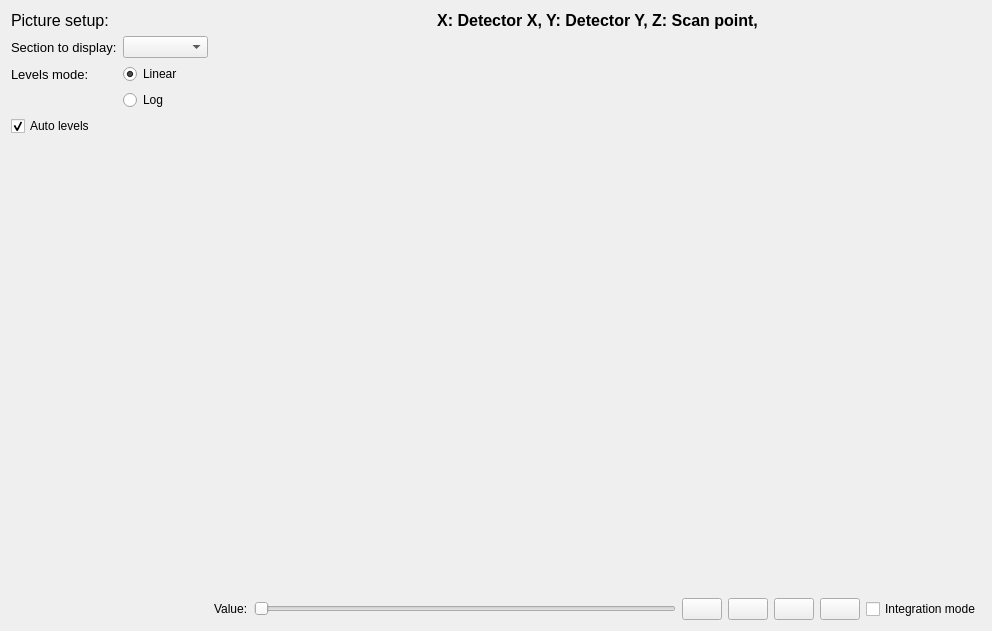
Before: the Qt Designer form src/uis/frame_view.ui in yamedvedya/data_viewer, drawn with Qt 5.
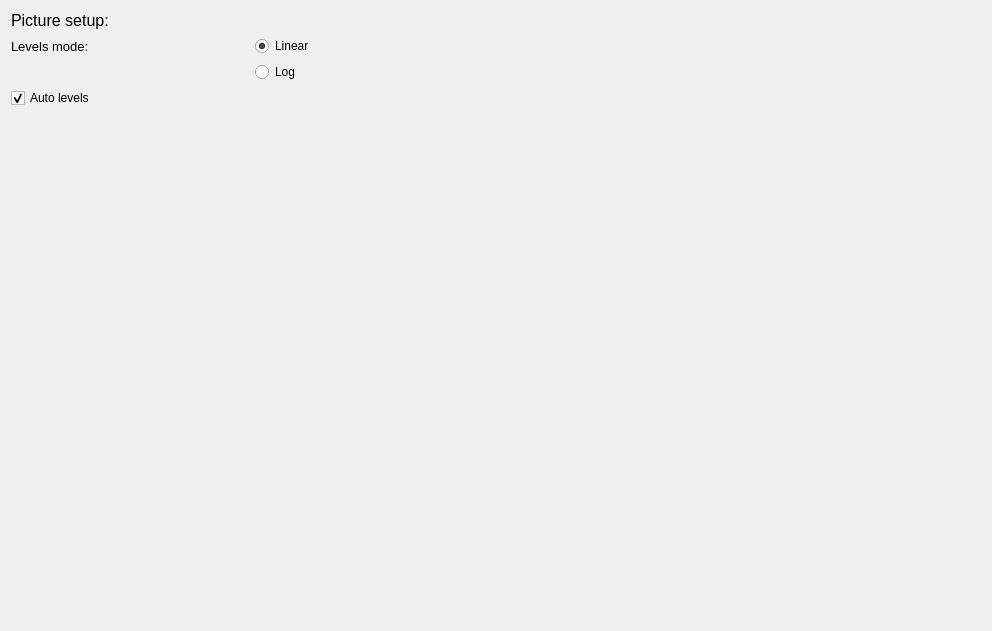
After: the same form once the commit is applied. Icons and pictures are not drawn.

What changed in the file:
```diff
--- a/src/uis/frame_view.ui
+++ b/src/uis/frame_view.ui
@@ -18,7 +18,7 @@
     <layout class="QHBoxLayout" name="horizontalLayout">
      <item>
       <layout class="QGridLayout" name="g_layout">
-       <item row="2" column="1">
+       <item row="1" column="1">
         <widget class="QRadioButton" name="rb_lin_level">
          <property name="text">
           <string>Linear</string>
@@ -31,35 +31,7 @@
          </attribute>
         </widget>
        </item>
-       <item row="3" column="1">
-        <widget class="QRadioButton" name="rb_log_level">
-         <property name="text">
-          <string>Log</string>
-         </property>
-         <attribute name="buttonGroup">
-          <string notr="true">bg_level</string>
-         </attribute>
-        </widget>
-       </item>
-       <item row="1" column="0">
-        <widget class="QLabel" name="label_3">
-         <property name="minimumSize">
-          <size>
-           <width>100</width>
-           <height>0</height>
-          </size>
-         </property>
-         <property name="font">
-          <font>
-           <pointsize>10</pointsize>
-          </font>
-         </property>
-         <property name="text">
-          <string>Section to display:</string>
-         </property>
-        </widget>
-       </item>
-       <item row="5" column="1">
+       <item row="4" column="1">
         <spacer name="verticalSpacer">
          <property name="orientation">
           <enum>Qt::Vertical</enum>
@@ -72,17 +44,29 @@
          </property>
         </spacer>
        </item>
-       <item row="1" column="1">
-        <widget class="QComboBox" name="cb_section">
-         <property name="minimumSize">
-          <size>
-           <width>85</width>
-           <height>0</height>
-          </size>
+       <item row="2" column="1">
+        <widget class="QRadioButton" name="rb_log_level">
+         <property name="text">
+          <string>Log</string>
          </property>
+         <attribute name="buttonGroup">
+          <string notr="true">bg_level</string>
+         </attribute>
         </widget>
        </item>
-       <item row="4" column="0">
+       <item row="0" column="0" colspan="2">
+        <widget class="QLabel" name="label_2">
+         <property name="font">
+          <font>
+           <pointsize>12</pointsize>
+          </font>
+         </property>
+         <property name="text">
+          <string>Picture setup:</string>
+         </property>
+        </widget>
+       </item>
+       <item row="3" column="0">
         <widget class="QCheckBox" name="chk_auto_levels">
          <property name="text">
           <string>Auto levels</string>
@@ -92,7 +76,7 @@
          </property>
         </widget>
        </item>
-       <item row="2" column="0">
+       <item row="1" column="0">
         <widget class="QLabel" name="label">
          <property name="font">
           <font>
@@ -104,36 +88,17 @@
          </property>
         </widget>
        </item>
-       <item row="0" column="0" colspan="2">
-        <widget class="QLabel" name="label_2">
-         <property name="font">
-          <font>
-           <pointsize>12</pointsize>
-          </font>
-         </property>
-         <property name="text">
-          <string>Picture setup:</string>
-         </property>
-        </widget>
-       </item>
       </layout>
      </item>
      <item>
       <layout class="QVBoxLayout" name="verticalLayout" stretch="0,1,0">
        <item>
-        <widget class="QLabel" name="lb_axes_captions">
-         <property name="font">
-          <font>
-           <pointsize>12</pointsize>
-           <weight>75</weight>
-           <bold>true</bold>
-          </font>
-         </property>
-         <property name="text">
-          <string>X: Detector X, Y: Detector Y, Z: Scan point,</string>
-         </property>
-         <property name="alignment">
-          <set>Qt::AlignCenter</set>
+        <widget class="QWidget" name="axis_selectors" native="true">
+         <property name="minimumSize">
+          <size>
+           <width>330</width>
+           <height>0</height>
+          </size>
          </property>
         </widget>
        </item>
@@ -141,76 +106,14 @@
         <layout class="QHBoxLayout" name="view_layout"/>
        </item>
        <item>
-        <layout class="QHBoxLayout" name="h_layout" stretch="0,0,0,0,0,0,0">
-         <item>
-          <widget class="QLabel" name="lb_value">
-           <property name="text">
-            <string>Value:</string>
-           </property>
-          </widget>
-         </item>
-         <item>
-          <widget class="QSlider" name="sl_frame">
-           <property name="maximum">
-            <number>5</number>
-           </property>
-           <property name="orientation">
-            <enum>Qt::Horizontal</enum>
-           </property>
-          </widget>
-         </item>
-         <item>
-          <widget class="QPushButton" name="but_first">
-           <property name="text">
-            <string/>
-           </property>
-           <property name="icon">
-            <iconset resource="icons.qrc">
-             <normaloff>:/icon/first.png</normaloff>:/icon/first.png</iconset>
-           </property>
-          </widget>
-         </item>
-         <item>
-          <widget class="QPushButton" name="but_previous">
-           <property name="text">
-            <string/>
-           </property>
-           <property name="icon">
-            <iconset resource="icons.qrc">
-             <normaloff>:/icon/previous.png</normaloff>:/icon/previous.png</iconset>
-           </property>
-          </widget>
-         </item>
-         <item>
-          <widget class="QPushButton" name="but_next">
-           <property name="text">
-            <string/>
-           </property>
-           <property name="icon">
-            <iconset resource="icons.qrc">
-             <normaloff>:/icon/next.png</normaloff>:/icon/next.png</iconset>
-           </property>
-          </widget>
-         </item>
-         <item>
-          <widget class="QPushButton" name="but_last">
-           <property name="text">
-            <string/>
-           </property>
-           <property name="icon">
-            <iconset resource="icons.qrc">
-             <normaloff>:/icon/last.png</normaloff>:/icon/last.png</iconset>
-           </property>
-          </widget>
-         </item>
-         <item>
-          <widget class="QCheckBox" name="chk_integration_mode">
-           <property name="text">
-            <string>Integration mode</string>
-           </property>
-          </widget>
-         </item>
-        </layout>
+        <widget class="QWidget" name="cut_selectors" native="true">
+         <property name="minimumSize">
+          <size>
+           <width>330</width>
+           <height>0</height>
+          </size>
+         </property>
+        </widget>
        </item>
       </layout>
      </item>
```
